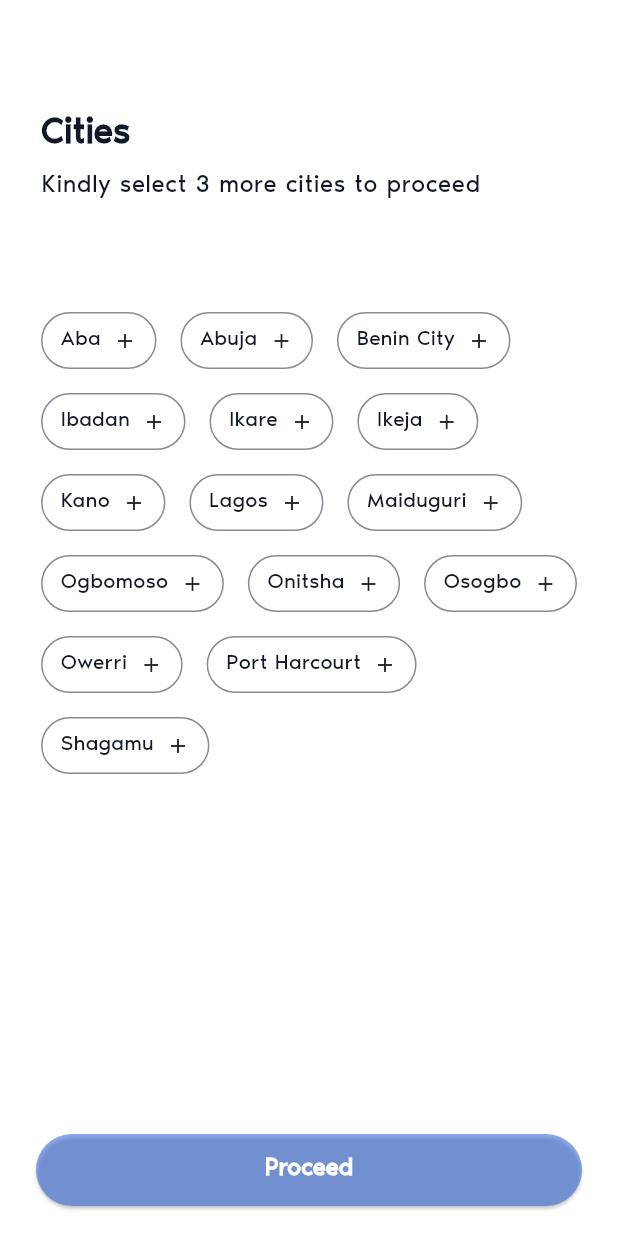
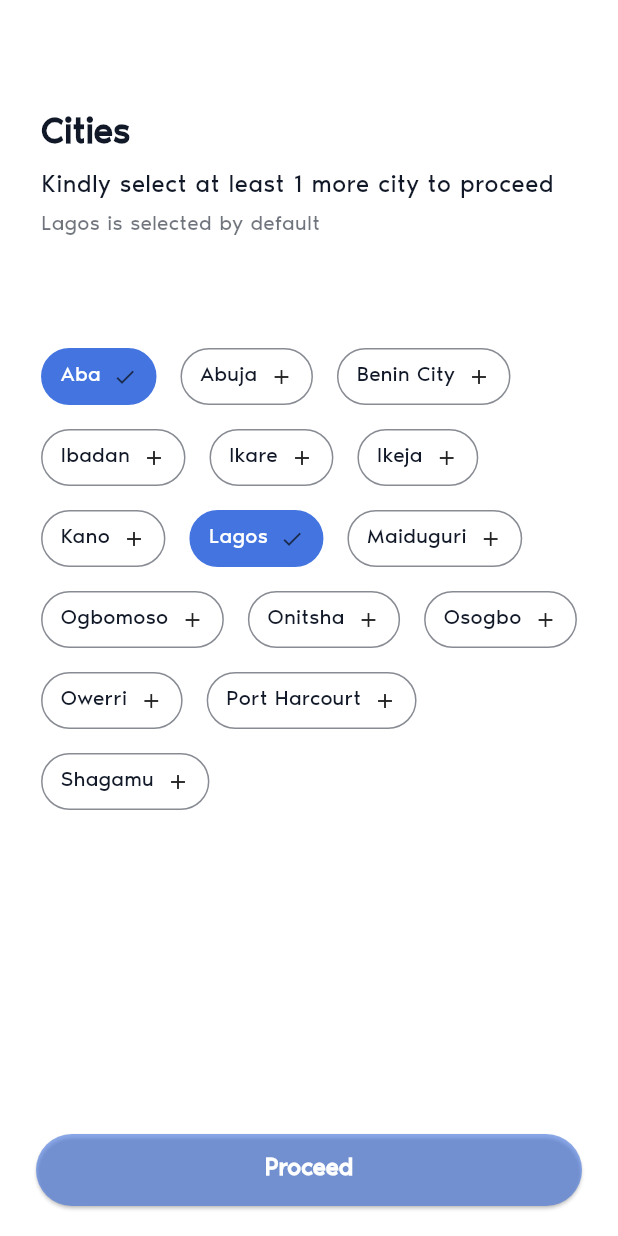
Before and after one commit to Youngtard/foodcourt_weather_app, a Flutter app: the screen it shows after launch, after a tap on "Aba", on a phone screen of 412 x 824 dp. Run offline on Flutter 3.47's test engine with Material 3 defaults, Android fonts, the phone set to English and light mode, and no system bars; our stand-ins replace carousel_slider, dio, equatable, flutter_riverpod, flutter_spinkit, geocoding and 2 more; accounts and stored records are empty.

Commit message:
Change initial cities selection implementation to allow for selecting at least 3 cities to display in carousel

```diff
--- a/lib/weather/presentation/screens/select_cities_screen.dart
+++ b/lib/weather/presentation/screens/select_cities_screen.dart
@@ -15,22 +15,29 @@ class SelectCitiesScreen extends StatefulWidget {
 }
 
 class _SelectCitiesScreenState extends State<SelectCitiesScreen> {
-  final int _limit = 3;
+  final int _minimumCities = 3;
   final List<City> _selectedCities = [];
 
   @override
   void initState() {
     super.initState();
-    //Lagos selected by default
-    _selectedCities.add(cities[0]);
+
+    for (var city in cities) {
+      if (city.name == "Lagos") {
+        //Lagos selected by default
+        _selectedCities.add(city);
+
+        break;
+      }
+    }
   }
 
   int _getCitiesLeft() {
-    return _limit - _selectedCities.length;
+    return _minimumCities - _selectedCities.length;
   }
 
   bool _enableButton() {
-    return _selectedCities.length == _limit;
+    return _selectedCities.length >= _minimumCities;
   }
 
   @override
@@ -62,11 +69,21 @@ class _SelectCitiesScreenState extends State<SelectCitiesScreen> {
                           height: 8,
                         ),
                         Text(
-                          _selectedCities.length != _limit
-                              ? "Kindly select ${_getCitiesLeft()} more ${_getCitiesLeft() == 1 ? "city" : "cities"} to proceed"
+                          _selectedCities.length < _minimumCities
+                              ? "Kindly select at least ${_getCitiesLeft()} more ${_getCitiesLeft() == 1 ? "city" : "cities"} to proceed"
                               : _selectedCities.map((e) => e.name).join(", "),
                           style: textTheme.bodyLarge!.copyWith(
                             fontWeight: FontWeight.w400,
+                          ),
+                        ),
+                        const SizedBox(
+                          height: 4,
+                        ),
+                        Text(
+                          "Lagos is selected by default",
+                          style: textTheme.bodyMedium!.copyWith(
+                            fontWeight: FontWeight.w400,
+                            color: kNeutral900.withOpacity(0.6),
                           ),
                         ),
                         const SizedBox(
@@ -88,9 +105,7 @@ class _SelectCitiesScreenState extends State<SelectCitiesScreen> {
                                         _selectedCities.remove(city);
                                       }
                                     } else {
-                                      if (_selectedCities.length < _limit) {
-                                        _selectedCities.add(city);
-                                      }
+                                      _selectedCities.add(city);
                                     }
                                     setState(() {});
                                   },
```
